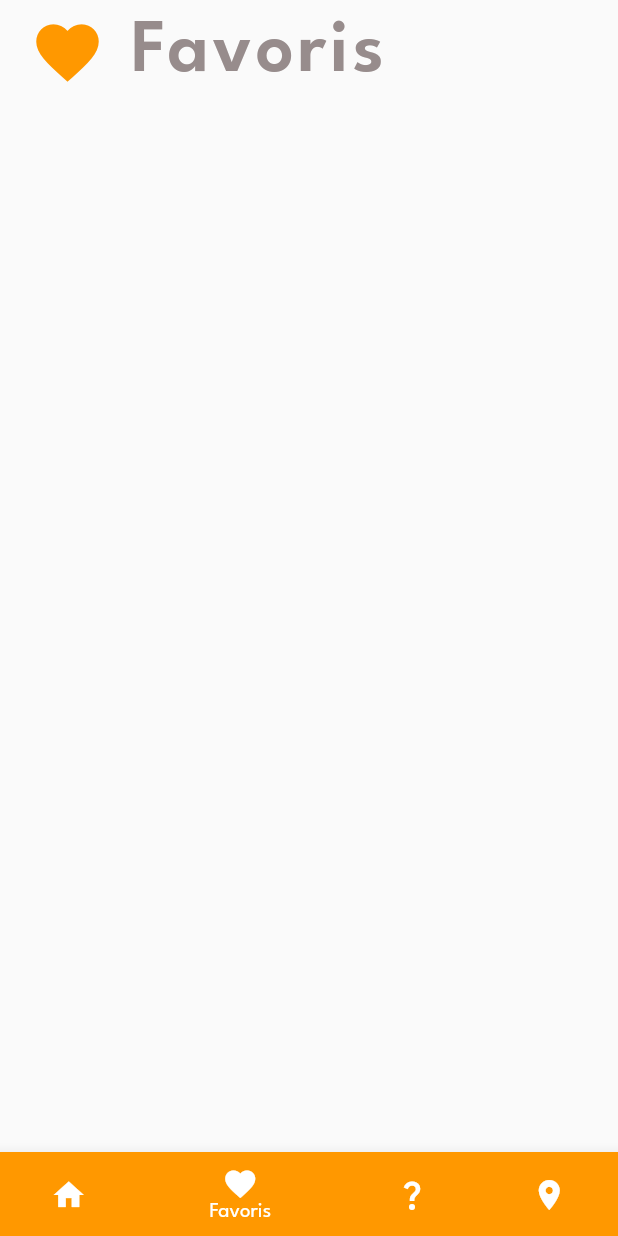
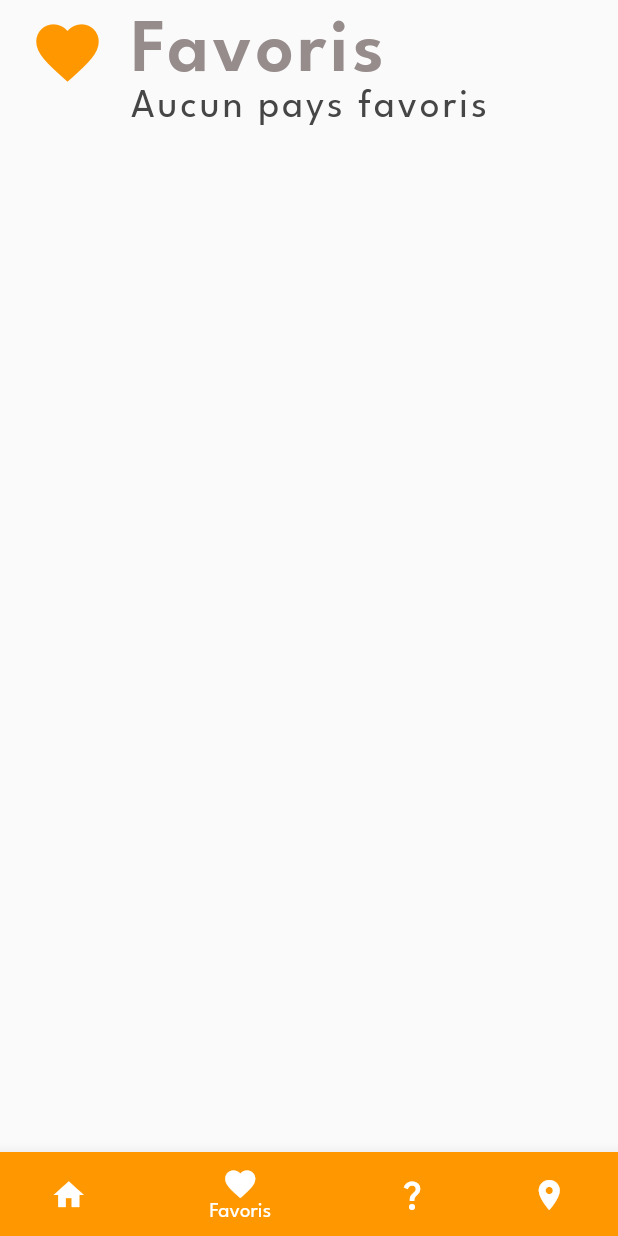
Before and after one commit to amineMehdi/tm_countries, a Flutter app: the screen it shows after launch, item 2 of the bottom bar chosen, on a phone screen of 412 x 824 dp. Run offline on Flutter 3.47's test engine with Material 2 defaults, Android fonts, the light colour scheme and no system bars; our stand-ins replace bloc, dio, flutter_bloc, flutter_svg_provider, fluttertoast, palette_generator; project files that could hold a hidden picture were left out.

Commit message:
Favourites Page fini

```diff
--- /dev/null
+++ b/lib/cubit/favourites_state.dart
@@ -0,0 +1,13 @@
+part of 'favourites_cubit.dart';
+
+abstract class FavouritesState {}
+
+class FavouritesInitial extends FavouritesState {}
+
+class FavouritesLoadingState extends FavouritesState {}
+
+class FavouritesLoadedState extends FavouritesState {
+  final List<Country> countriesData;
+
+  FavouritesLoadedState(this.countriesData);
+}
--- a/lib/main.dart
+++ b/lib/main.dart
@@ -1,8 +1,12 @@
 import 'package:flutter/material.dart';
+import 'package:flutter_bloc/flutter_bloc.dart';
+import 'package:tm_countries/cubit/countries_cubit.dart';
+import 'package:tm_countries/cubit/favourites_cubit.dart';
 import 'package:tm_countries/utils/colors.dart';
 
 import 'package:tm_countries/views/accueil/accueil.dart';
 import 'package:tm_countries/views/components/page_header.dart';
+import 'package:tm_countries/views/favourites/favourite_page.dart';
 
 void main() {
   runApp(const MyApp());
@@ -65,10 +69,7 @@ class _MyHomePageState extends State<MyHomePage> {
   int _currentIndex = 0;
   final List<Widget> _widgetPages = <Widget>[
     const PageAccueil(),
-    // const PageHeader(
-    //     title: "Accueil", iconData: Icons.home, iconColor: Colors.blue),
-    const PageHeader(
-        title: "Favoris", iconData: Icons.favorite, iconColor: Colors.orange),
+    const FavouritesPage(),
     const PageHeader(
         title: "About", iconData: Icons.question_mark, iconColor: Colors.green),
     const PageHeader(
@@ -83,9 +84,14 @@ class _MyHomePageState extends State<MyHomePage> {
 
   @override
   Widget build(BuildContext context) {
-    return Scaffold(
+    return MultiBlocProvider(
+      providers : [
+        BlocProvider(create: (context) => CountriesCubit()..fetchAllCountries()),
+        BlocProvider(create: (context) => FavouritesCubit()),
+      ],
+      child: Scaffold(
         body: Padding(
-        padding: const EdgeInsets.symmetric(horizontal: 20.0, vertical: 10.0),
+          padding: const EdgeInsets.only(left: 20.0, right: 20, top: 10.0),
           child: Column(
             mainAxisAlignment: MainAxisAlignment.start,
             children: <Widget>[
@@ -94,6 +100,7 @@ class _MyHomePageState extends State<MyHomePage> {
           ),
         ),
         bottomNavigationBar: _navigationBar(context),
+      ),
     );
   }
 
--- a/lib/models/country.dart
+++ b/lib/models/country.dart
@@ -37,6 +37,7 @@ class Country {
   @JsonKey(name: 'flags')
   final CountryFlag? countryFlag;
 
+  bool isFavourite = false;
   Country ({
     required this.name,
     required this.region,
--- /dev/null
+++ b/lib/views/favourites/favourite_page.dart
@@ -0,0 +1,113 @@
+import 'package:flutter/material.dart';
+import 'package:tm_countries/cubit/favourites_cubit.dart';
+import 'package:tm_countries/models/country.dart';
+import 'package:tm_countries/utils/colors.dart';
+import 'package:tm_countries/views/components/page_header.dart';
+import 'package:flutter_bloc/flutter_bloc.dart';
+import 'package:tm_countries/views/countryPage/country_page.dart';
+
+class FavouritesPage extends StatelessWidget {
+  const FavouritesPage({super.key});
+
+  @override
+  Widget build(BuildContext context) {
+    return Expanded(
+      child: Column(
+        mainAxisAlignment: MainAxisAlignment.start,
+        mainAxisSize: MainAxisSize.min,
+        children: [
+          const PageHeader(
+              title: "Favoris",
+              iconData: Icons.favorite,
+              iconColor: Colors.orange),
+          _favouritesList(),
+        ],
+      ),
+    );
+  }
+
+  Widget _favouritesList() {
+    return Builder(builder: (context) {
+      FavouritesState state = context.watch<FavouritesCubit>().state;
+
+      if (state is! FavouritesLoadedState || state.countriesData.isEmpty) {
+        return Expanded(
+          child: Text(
+            "Aucun pays favoris",
+            style: Theme.of(context).textTheme.headline3,
+          ),
+        );
+      }
+      return Expanded(
+        child: Column(
+          children: [
+            Container(
+              padding: const EdgeInsets.all(20),
+              child: Text(
+                "${state.countriesData.length.toString()} pays",
+                style:
+                    const TextStyle(fontSize: 26, fontWeight: FontWeight.w600),
+              ),
+            ),
+            Expanded(
+              child: GridView.builder(
+                gridDelegate: const SliverGridDelegateWithFixedCrossAxisCount(
+                  crossAxisCount: 2,
+                  crossAxisSpacing: 10,
+                  mainAxisSpacing: 10,
+                  mainAxisExtent: 200,
+                ),
+                itemCount: state.countriesData.length,
+                itemBuilder: (context, index) {
+                  return _favouriteListItem(
+                      context, state.countriesData[index]);
+                },
+              ),
+            ),
+          ],
+        ),
+      );
+    });
+  }
+
+  Widget _favouriteListItem(BuildContext context, Country country) {
+    return InkWell(
+      onTap: () {
+        Navigator.of(context).push(MaterialPageRoute(
+          builder: (context) => CountryInfo(country: country),
+        ));
+      },
+      child: Card(
+        shape: RoundedRectangleBorder(
+          borderRadius: BorderRadius.circular(15.0),
+        ),
+        clipBehavior: Clip.antiAlias,
+        child: Column(
+          children: [
+            Container(
+              width: double.infinity,
+              height: 130,
+              decoration: BoxDecoration(
+                image: DecorationImage(
+                  image: NetworkImage(country.countryFlag!.png),
+                  fit: BoxFit.cover,
+                ),
+              ),
+            ),
+            Container(
+              padding: const EdgeInsets.all(10),
+              child: Text(
+                country.name.common,
+                textAlign: TextAlign.center,
+                style: const TextStyle(
+                    fontSize: 22,
+                    fontWeight: FontWeight.w500,
+                    color: CustomColors.grey),
+              ),
+            ),
+          ],
+        ),
+      ),
+    );
+  }
+}
--- a/pubspec.yaml
+++ b/pubspec.yaml
@@ -43,6 +43,8 @@ dependencies:
   palette_generator: ^0.3.3+2
   flutter_svg: ^1.1.6
   flutter_svg_provider: ^1.0.3
+  url_launcher: ^6.1.7
+  fluttertoast: ^8.0.8
 
 dev_dependencies:
   flutter_test:
```
Also changed, not shown: lib/cubit/countries_cubit.dart (+20 -28 lines), lib/cubit/favourites_cubit.dart (added, +42 -0 lines), lib/views/accueil/accueil.dart (+71 -21 lines), lib/views/countryPage/country_page.dart (renamed from lib/views/countryPage/country_info.dart, +29 -19 lines), pubspec.lock. Lines whose indentation alone changed are shown as unchanged.
